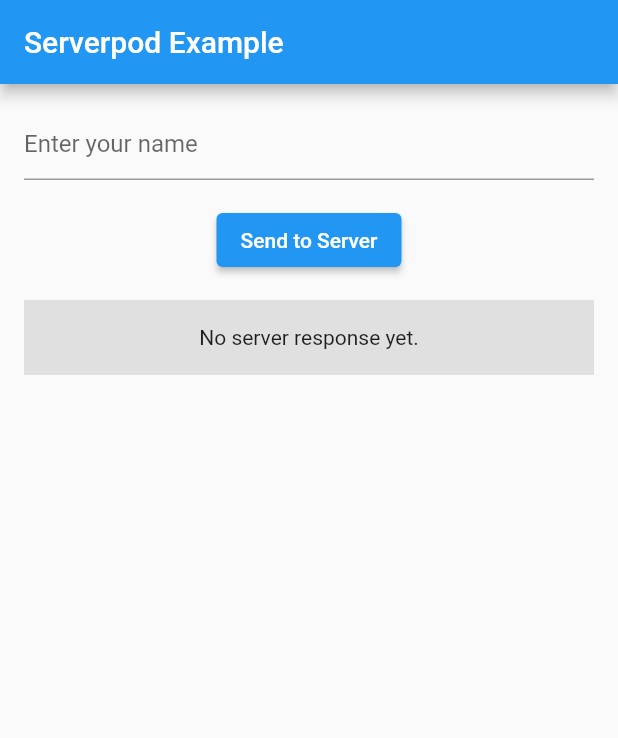
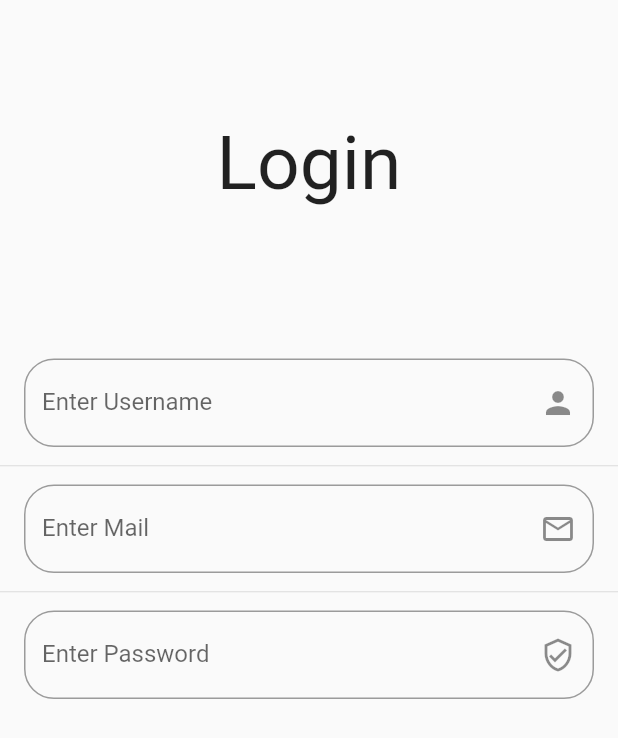
Before and after one commit to N-KILL/serverpod_example, a Flutter app: the screen it shows after launch, on a phone screen of 412 x 824 dp. Shown: the top 738 px of the screen. Run offline on Flutter 3.47's test engine with Material 2 defaults, Android fonts, the phone set to English and light mode, and no system bars; missing offline and left inert: serverpod, serverpod_client, serverpod_flutter; Roboto replaces fonts that are missing (Georgia).

Commit message:
estebillan gg

```diff
--- a/testing/testing_flutter/lib/main.dart
+++ b/testing/testing_flutter/lib/main.dart
@@ -1,14 +1,11 @@
-import 'package:testing_client/testing_client.dart';
 import 'package:flutter/material.dart';
-import 'package:serverpod_flutter/serverpod_flutter.dart';
+import 'package:testing_flutter/screens/screens.dart';
 
 // Sets up a singleton client object that can be used to talk to the server from
 // anywhere in our app. The client is generated from your server code.
 // The client is set up to connect to a Serverpod running on a local server on
 // the default port. You will need to modify this to connect to staging or
 // production servers.
-var client = Client('http://localhost:8080/')
-  ..connectivityMonitor = FlutterConnectivityMonitor();
 
 void main() {
   runApp(const MyApp());
@@ -20,117 +17,15 @@ class MyApp extends StatelessWidget {
   @override
   Widget build(BuildContext context) {
     return MaterialApp(
+      debugShowCheckedModeBanner: false,
       title: 'Serverpod Demo',
       theme: ThemeData(
         primarySwatch: Colors.blue,
       ),
-      home: const MyHomePage(title: 'Serverpod Example'),
+      initialRoute: 'login',
+      routes: {
+        'login': (_) => const LoginPage(),
+      },
     );
   }
 }
-
-class MyHomePage extends StatefulWidget {
-  const MyHomePage({Key? key, required this.title}) : super(key: key);
-
-  final String title;
-
-  @override
-  MyHomePageState createState() => MyHomePageState();
-}
-
-class MyHomePageState extends State<MyHomePage> {
-  // These fields hold the last result or error message that we've received from
-  // the server or null if no result exists yet.
-  String? _resultMessage;
-  String? _errorMessage;
-
-  final _textEditingController = TextEditingController();
-
-  // Calls the `hello` method of the `example` endpoint. Will set either the
-  // `_resultMessage` or `_errorMessage` field, depending on if the call
-  // is successful.
-  void _callHello() async {
-    try {
-      final result = await client.example.hello(_textEditingController.text);
-      setState(() {
-        _resultMessage = result;
-      });
-    } catch (e) {
-      setState(() {
-        _errorMessage = '$e';
-      });
-    }
-  }
-
-  @override
-  Widget build(BuildContext context) {
-    return Scaffold(
-      appBar: AppBar(
-        title: Text(widget.title),
-      ),
-      body: Padding(
-        padding: const EdgeInsets.all(16),
-        child: Column(
-          children: [
-            Padding(
-              padding: const EdgeInsets.only(bottom: 16.0),
-              child: TextField(
-                controller: _textEditingController,
-                decoration: const InputDecoration(
-                  hintText: 'Enter your name',
-                ),
-              ),
-            ),
-            Padding(
-              padding: const EdgeInsets.only(bottom: 16.0),
-              child: ElevatedButton(
-                onPressed: _callHello,
-                child: const Text('Send to Server'),
-              ),
-            ),
-            _ResultDisplay(
-              resultMessage: _resultMessage,
-              errorMessage: _errorMessage,
-            ),
-          ],
-        ),
-      ),
-    );
-  }
-}
-
-// _ResultDisplays shows the result of the call. Either the returned result from
-// the `example.hello` endpoint method or an error message.
-class _ResultDisplay extends StatelessWidget {
-  final String? resultMessage;
-  final String? errorMessage;
-
-  const _ResultDisplay({
-    this.resultMessage,
-    this.errorMessage,
-  });
-
-  @override
-  Widget build(BuildContext context) {
-    String text;
-    Color backgroundColor;
-    if (errorMessage != null) {
-      backgroundColor = Colors.red[300]!;
-      text = errorMessage!;
-    } else if (resultMessage != null) {
-      backgroundColor = Colors.green[300]!;
-      text = resultMessage!;
-    } else {
-      backgroundColor = Colors.grey[300]!;
-      text = 'No server response yet.';
-    }
-
-    return Container(
-      height: 50,
-      color: backgroundColor,
-      child: Center(
-        child: Text(text),
-      ),
-    );
-  }
-}
--- /dev/null
+++ b/testing/testing_flutter/lib/screens/login_page.dart
@@ -0,0 +1,60 @@
+import 'package:flutter/material.dart';
+import 'package:testing_flutter/widgets/login_widgets.dart';
+
+class LoginPage extends StatefulWidget {
+  const LoginPage({super.key});
+
+  @override
+  State<LoginPage> createState() => _LoginPageState();
+}
+
+class _LoginPageState extends State<LoginPage> {
+  @override
+  Widget build(BuildContext context) {
+    return const Scaffold(
+      body: SingleChildScrollView(
+        child: Column(
+          // mainAxisAlignment: MainAxisAlignment.center,
+          children: [
+            Center(
+              child: Padding(
+                padding: EdgeInsets.only(top: 80, left: 16, right: 16),
+                child: Text('Login',
+                    style: TextStyle(
+                      fontFamily: 'Georgia',
+                      fontSize: 50,
+                    )),
+              ),
+            ),
+            SizedBox(
+              height: 100,
+            ),
+            TextoBox(
+              label: 'Enter Username',
+              hint: 'Ej: Pepito',
+              censura: false,
+              keyboard: TextInputType.name,
+              icono: Icon(Icons.person),
+            ),
+            Divider(height: 25),
+            TextoBox(
+              label: 'Enter Mail',
+              hint: 'Ej: pepitohdp@hotmail.com',
+              censura: false,
+              keyboard: TextInputType.emailAddress,
+              icono: Icon(Icons.mail_outline_outlined),
+            ),
+            Divider(height: 25),
+            TextoBox(
+              label: 'Enter Password',
+              hint: '',
+              censura: true,
+              keyboard: TextInputType.text,
+              icono: Icon(Icons.verified_user_outlined),
+            ),
+          ],
+        ),
+      ),
+    );
+  }
+}
--- /dev/null
+++ b/testing/testing_flutter/lib/screens/screens.dart
@@ -0,0 +1 @@
+export 'package:testing_flutter/screens/login_page.dart';
--- /dev/null
+++ b/testing/testing_flutter/lib/widgets/login_widgets.dart
@@ -0,0 +1,115 @@
+import 'package:flutter/material.dart';
+import 'package:testing_client/testing_client.dart';
+import 'package:serverpod_flutter/serverpod_flutter.dart';
+
+var client = Client('http://localhost:8080/')
+  ..connectivityMonitor = FlutterConnectivityMonitor();
+
+final _textEditingController = TextEditingController();
+String? _resultMessage;
+String? _errorMessage;
+
+class TextoBox extends StatelessWidget {
+  final String label;
+  final String hint;
+  final bool censura;
+  final TextInputType keyboard;
+  final Icon icono;
+  const TextoBox(
+      {super.key,
+      required this.label,
+      required this.hint,
+      required this.censura,
+      required this.keyboard,
+      required this.icono});
+
+  @override
+  Widget build(BuildContext context) {
+    return Padding(
+      padding: const EdgeInsets.only(left: 16, right: 16),
+      child: TextFormField(
+        // controller: _textEditingController,
+        obscureText: censura,
+        autofocus: false,
+        keyboardType: keyboard,
+        decoration: InputDecoration(
+          hintText: hint,
+          labelText: label,
+          suffixIcon: icono,
+          border: OutlineInputBorder(
+            borderRadius: BorderRadius.circular(20),
+          ),
+        ),
+      ),
+    );
+  }
+}
+
+class ButtonElevated extends StatefulWidget {
+  const ButtonElevated({super.key});
+
+  @override
+  State<ButtonElevated> createState() => _ButtonElevatedState();
+}
+
+class _ButtonElevatedState extends State<ButtonElevated> {
+  void _callHello() async {
+    try {
+      final result = await client.example.hello(_textEditingController.text);
+      setState(() {
+        _resultMessage = result;
+      });
+    } catch (e) {
+      setState(() {
+        _errorMessage = '$e';
+      });
+    }
+  }
+
+  @override
+  Widget build(BuildContext context) {
+    return ElevatedButton(
+      onPressed: _callHello,
+      child: const Text('Send to Server'),
+    );
+  }
+}
+
+// _ResultDisplays shows the result of the call. Either the returned result from
+// the `example.hello` endpoint method or an error message.
+class _ResultDisplay extends StatelessWidget {
+  final String? resultMessage;
+  final String? errorMessage;
+
+  const _ResultDisplay({
+    this.resultMessage,
+    this.errorMessage,
+  });
+
+  @override
+  Widget build(BuildContext context) {
+    String text;
+    Color backgroundColor;
+    if (errorMessage != null) {
+      backgroundColor = Colors.red[300]!;
+      text = errorMessage!;
+    } else if (resultMessage != null) {
+      backgroundColor = Colors.green[300]!;
+      text = resultMessage!;
+    } else {
+      backgroundColor = Colors.grey[300]!;
+      text = 'No server response yet.';
+    }
+    _ResultDisplay(
+      resultMessage: _resultMessage,
+      errorMessage: _errorMessage,
+    );
+    return Container(
+      height: 50,
+      color: backgroundColor,
+      child: Center(
+        child: Text(text),
+      ),
+    );
+  }
+}
--- /dev/null
+++ b/testing/testing_flutter/lib/widgets/widgets.dart
@@ -0,0 +1 @@
+export 'package:testing_flutter/widgets/widgets.dart';
```
Also changed, not shown: testing/testing_flutter/lib/screens/congratulationes.dart (added), 1 other file.
